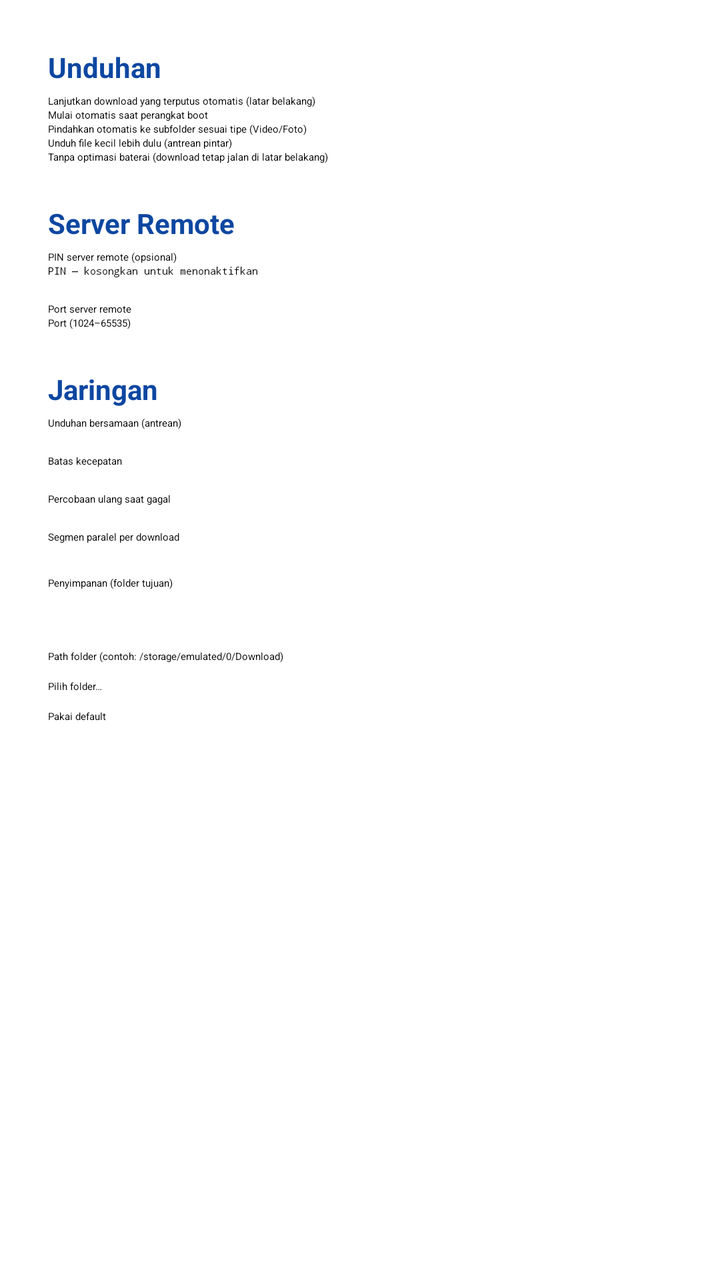
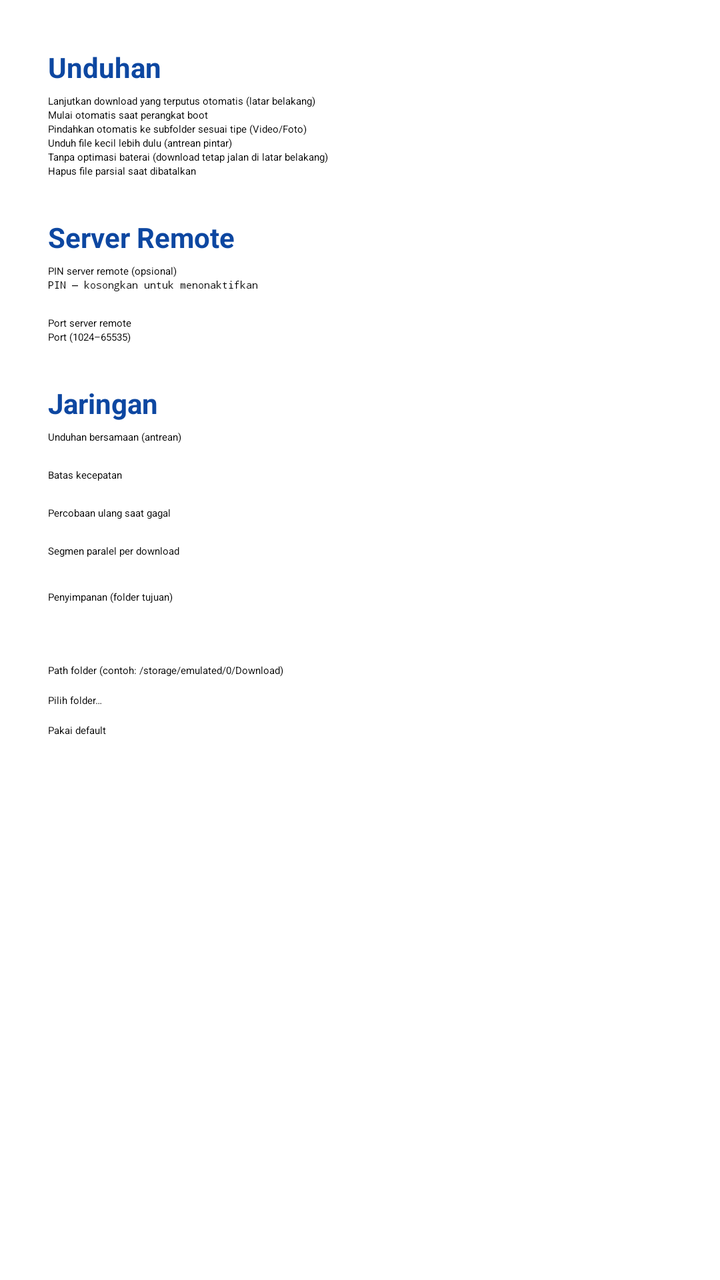

The first picture is an Android layout as it rendered before a commit; the second is the same layout after the commit. The layout source and the unified diff follow.
<!-- AndroidManifest.xml: application theme Theme.HttpDownloadManager.Splash -->
<!-- res/layout/dialog_settings.xml -->
<?xml version="1.0" encoding="utf-8"?>
<ScrollView xmlns:android="http://schemas.android.com/apk/res/android"
    android:layout_width="match_parent"
    android:layout_height="match_parent"
    android:fillViewport="true">

    <LinearLayout
        android:layout_width="match_parent"
        android:layout_height="wrap_content"
        android:orientation="vertical"
        android:paddingHorizontal="24dp"
        android:paddingTop="24dp">

        <TextView
            android:layout_width="match_parent"
            android:layout_height="wrap_content"
            android:text="@string/settings_section_download"
            android:textColor="@color/primary"
            android:textSize="14sp"
            android:textStyle="bold" />

        <CheckBox
            android:id="@+id/check_background"
            android:layout_width="match_parent"
            android:layout_height="wrap_content"
            android:layout_marginTop="4dp"
            android:text="@string/settings_background" />

        <CheckBox
            android:id="@+id/check_autostart"
            android:layout_width="match_parent"
            android:layout_height="wrap_content"
            android:text="@string/settings_autostart" />

        <CheckBox
            android:id="@+id/check_auto_sort"
            android:layout_width="match_parent"
            android:layout_height="wrap_content"
            android:text="@string/settings_auto_sort" />

        <CheckBox
            android:id="@+id/check_small_first"
            android:layout_width="match_parent"
            android:layout_height="wrap_content"
            android:text="@string/settings_small_first" />

        <CheckBox
            android:id="@+id/check_battery"
            android:layout_width="match_parent"
            android:layout_height="wrap_content"
            android:text="@string/settings_battery" />

        <TextView
            android:layout_width="match_parent"
            android:layout_height="wrap_content"
            android:layout_marginTop="20dp"
            android:text="@string/settings_section_server"
            android:textColor="@color/primary"
            android:textSize="14sp"
            android:textStyle="bold" />

        <TextView
            android:layout_width="match_parent"
            android:layout_height="wrap_content"
            android:layout_marginTop="4dp"
            android:text="@string/settings_pin_label"
            android:textAppearance="?attr/textAppearanceBodyMedium" />

        <EditText
            android:id="@+id/input_pin"
            android:layout_width="match_parent"
            android:layout_height="wrap_content"
            android:hint="@string/settings_pin_hint"
            android:inputType="numberPassword"
            android:maxLength="10" />

        <TextView
            android:layout_width="match_parent"
            android:layout_height="wrap_content"
            android:layout_marginTop="12dp"
            android:text="@string/settings_port_label"
            android:textAppearance="?attr/textAppearanceBodyMedium" />

        <EditText
            android:id="@+id/input_port"
            android:layout_width="match_parent"
            android:layout_height="wrap_content"
            android:hint="@string/settings_port_hint"
            android:importantForAutofill="no"
            android:inputType="number" />

        <TextView
            android:layout_width="match_parent"
            android:layout_height="wrap_content"
            android:layout_marginTop="20dp"
            android:text="@string/settings_section_network"
            android:textColor="@color/primary"
            android:textSize="14sp"
            android:textStyle="bold" />

        <TextView
            android:layout_width="match_parent"
            android:layout_height="wrap_content"
            android:layout_marginTop="4dp"
            android:text="@string/settings_concurrent"
            android:textAppearance="?attr/textAppearanceBodyMedium" />

        <Spinner
            android:id="@+id/spinner_concurrent"
            android:layout_width="match_parent"
            android:layout_height="wrap_content" />

        <TextView
            android:layout_width="match_parent"
            android:layout_height="wrap_content"
            android:layout_marginTop="12dp"
            android:text="@string/settings_speed_limit"
            android:textAppearance="?attr/textAppearanceBodyMedium" />

        <Spinner
            android:id="@+id/spinner_speed"
            android:layout_width="match_parent"
            android:layout_height="wrap_content" />

        <TextView
            android:layout_width="match_parent"
            android:layout_height="wrap_content"
            android:layout_marginTop="12dp"
            android:text="@string/settings_retry"
            android:textAppearance="?attr/textAppearanceBodyMedium" />

        <Spinner
            android:id="@+id/spinner_retry"
            android:layout_width="match_parent"
            android:layout_height="wrap_content" />

        <TextView
            android:layout_width="match_parent"
            android:layout_height="wrap_content"
            android:layout_marginTop="12dp"
            android:text="@string/settings_segments"
            android:textAppearance="?attr/textAppearanceBodyMedium" />

        <Spinner
            android:id="@+id/spinner_segments"
            android:layout_width="match_parent"
            android:layout_height="wrap_content" />

        <include
            android:id="@+id/storage_section"
            layout="@layout/view_storage_section" />
    </LinearLayout>
</ScrollView>
<!-- res/layout/view_storage_section.xml (included above) -->
<?xml version="1.0" encoding="utf-8"?>
<LinearLayout xmlns:android="http://schemas.android.com/apk/res/android"
    android:layout_width="match_parent"
    android:layout_height="wrap_content"
    android:orientation="vertical">

    <TextView
        android:layout_width="match_parent"
        android:layout_height="wrap_content"
        android:layout_marginTop="16dp"
        android:text="@string/settings_storage_label"
        android:textAppearance="?attr/textAppearanceBodyMedium" />

    <TextView
        android:id="@+id/current_storage"
        android:layout_width="match_parent"
        android:layout_height="wrap_content"
        android:layout_marginTop="4dp"
        android:textColor="@color/text_secondary"
        android:textSize="13sp" />

    <EditText
        android:id="@+id/input_storage_path"
        android:layout_width="match_parent"
        android:layout_height="wrap_content"
        android:layout_marginTop="8dp"
        android:hint="@string/storage_text_folder_hint"
        android:importantForAutofill="no"
        android:inputType="text"
        android:maxLines="2" />

    <Button
        android:id="@+id/btn_pick_storage"
        android:layout_width="match_parent"
        android:layout_height="wrap_content"
        android:layout_marginTop="8dp"
        android:text="@string/storage_choose_folder" />

    <Button
        android:id="@+id/btn_reset_storage"
        android:layout_width="match_parent"
        android:layout_height="wrap_content"
        android:layout_marginTop="8dp"
        android:text="@string/storage_use_default" />
</LinearLayout>
<!-- resources referenced by this layout -->
<resources>
  <color name="primary">#0D47A1</color>
  <color name="text_secondary">#757575</color>
  <string name="settings_auto_sort">Pindahkan otomatis ke subfolder sesuai tipe (Video/Foto)</string>
  <string name="settings_autostart">Mulai otomatis saat perangkat boot</string>
  <string name="settings_background">Lanjutkan download yang terputus otomatis (latar belakang)</string>
  <string name="settings_battery">Tanpa optimasi baterai (download tetap jalan di latar belakang)</string>
  <string name="settings_concurrent">Unduhan bersamaan (antrean)</string>
  <string name="settings_pin_hint">PIN — kosongkan untuk menonaktifkan</string>
  <string name="settings_pin_label">PIN server remote (opsional)</string>
  <string name="settings_port_hint">Port (1024–65535)</string>
  <string name="settings_port_label">Port server remote</string>
  <string name="settings_retry">Percobaan ulang saat gagal</string>
  <string name="settings_section_download">Unduhan</string>
  <string name="settings_section_network">Jaringan</string>
  <string name="settings_section_server">Server Remote</string>
  <string name="settings_segments">Segmen paralel per download</string>
  <string name="settings_small_first">Unduh file kecil lebih dulu (antrean pintar)</string>
  <string name="settings_speed_limit">Batas kecepatan</string>
  <string name="settings_storage_label">Penyimpanan (folder tujuan)</string>
  <string name="storage_choose_folder">Pilih folder…</string>
  <string name="storage_text_folder_hint">Path folder (contoh: /storage/emulated/0/Download)</string>
  <string name="storage_use_default">Pakai default</string>
  <style name="Theme.HttpDownloadManager.Splash" parent="Theme.SplashScreen">
          <item name="windowSplashScreenBackground">@color/primary</item>
          <item name="windowSplashScreenAnimatedIcon">@drawable/ic_splash</item>
          <item name="postSplashScreenTheme">@style/Theme.HttpDownloadManager</item>
      </style>
  <!-- drawable ic_splash (drawable) -->
  <?xml version="1.0" encoding="utf-8"?>
  <vector xmlns:android="http://schemas.android.com/apk/res/android"
      android:width="108dp"
      android:height="108dp"
      android:viewportWidth="108"
      android:viewportHeight="108">
      <path
          android:fillColor="#FFFFFF"
          android:pathData="M48,40 h12 v16 h-12 z" />
      <path
          android:fillColor="#FFFFFF"
          android:pathData="M40,56 h28 l-14,16 z" />
      <path
          android:fillColor="#FFFFFF"
          android:pathData="M42,80 h24 v4 h-24 z" />
  </vector>
  <style name="Theme.HttpDownloadManager" parent="Theme.Material3.DayNight.NoActionBar">
          <item name="colorPrimary">@color/primary</item>
          <item name="colorPrimaryDark">@color/primary_dark</item>
          <item name="colorAccent">@color/accent</item>
      </style>
  <color name="primary_dark">#002171</color>
  <color name="accent">#FF6F00</color>
</resources>

<!-- the commit's change to res/layout/dialog_settings.xml (unified diff, before → after) -->
@@ -49,6 +49,12 @@
             android:layout_width="match_parent"
             android:layout_height="wrap_content"
             android:text="@string/settings_battery" />
+
+        <CheckBox
+            android:id="@+id/check_delete_partial"
+            android:layout_width="match_parent"
+            android:layout_height="wrap_content"
+            android:text="@string/settings_delete_partial_on_cancel" />
 
         <TextView
             android:layout_width="match_parent"
<!-- resource entries referenced after the edit -->
@@ -7,6 +7,7 @@
   <string name="settings_background">Lanjutkan download yang terputus otomatis (latar belakang)</string>
   <string name="settings_battery">Tanpa optimasi baterai (download tetap jalan di latar belakang)</string>
   <string name="settings_concurrent">Unduhan bersamaan (antrean)</string>
+  <string name="settings_delete_partial_on_cancel">Hapus file parsial saat dibatalkan</string>
   <string name="settings_pin_hint">PIN — kosongkan untuk menonaktifkan</string>
   <string name="settings_pin_label">PIN server remote (opsional)</string>
   <string name="settings_port_hint">Port (1024–65535)</string>
